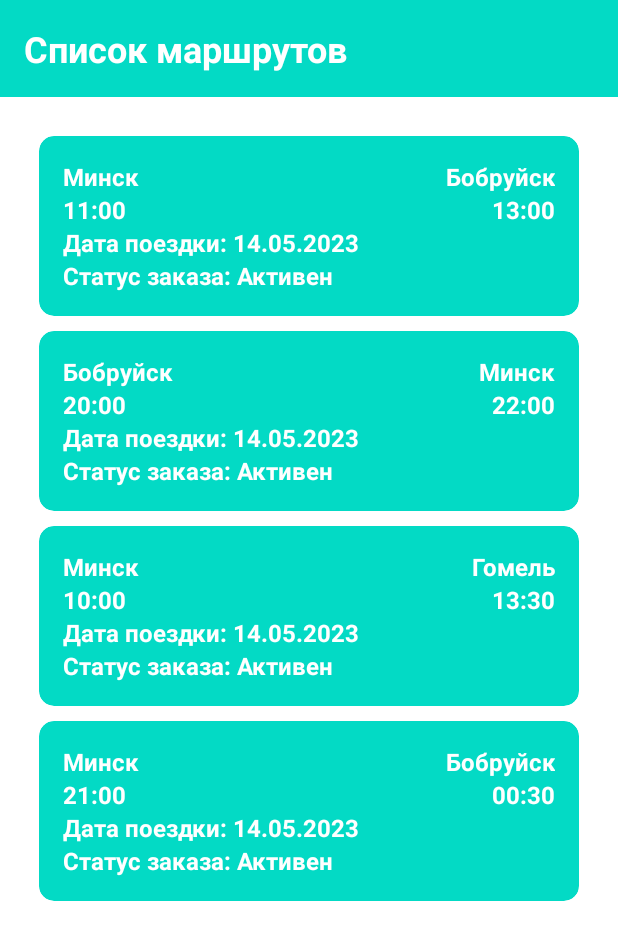
After one commit to D1le1/Route-Ordering-App, an Android app: the HistoryActivity screen opened directly, with no data from a screen before it, on a phone screen of 412 x 824 dp. The commit adds this screen. Shown: the top 940 px of the screen. Run offline under Robolectric (Android 15) with nearby library versions, the phone set to English and light mode, and no system bars.

Commit message:
Add History Interface

```diff
--- a/BusIk/app/src/main/java/com/example/busik/client/ClientActivity.java
+++ b/BusIk/app/src/main/java/com/example/busik/client/ClientActivity.java
@@ -26,6 +26,7 @@ public class ClientActivity extends AppCompatActivity {
     private Spinner destinationSpinner;
     private Spinner passengersSpinner;
     private Button searchButton;
+    private Button historyButton;
     private TextView date;
 
     private String dbDate;
@@ -53,6 +54,10 @@ public class ClientActivity extends AppCompatActivity {
             }
         });
 
+        historyButton.setOnClickListener(v -> {
+            Intent intent = new Intent(this, HistoryActivity.class);
+            startActivity(intent);
+        });
     }
 
     public void fillLayout()
@@ -60,6 +65,8 @@ public class ClientActivity extends AppCompatActivity {
         departureSpinner = findViewById(R.id.departure_spinner);
         destinationSpinner = findViewById(R.id.destination_spinner);
         searchButton = findViewById(R.id.select_button);
+        historyButton = findViewById(R.id.history_button);
+
         passengersSpinner = findViewById(R.id.passenger_spinner);
         date = findViewById(R.id.date_text);
 
--- /dev/null
+++ b/BusIk/app/src/main/java/com/example/busik/client/HistoryActivity.java
@@ -0,0 +1,50 @@
+package com.example.busik.client;
+
+import android.app.Activity;
+import android.content.Intent;
+import android.os.Bundle;
+
+import androidx.annotation.Nullable;
+import androidx.appcompat.app.AppCompatActivity;
+import androidx.recyclerview.widget.LinearLayoutManager;
+import androidx.recyclerview.widget.RecyclerView;
+
+import com.example.busik.R;
+import com.example.busik.other.Trip;
+import com.example.busik.servertasks.TripsTask;
+
+import java.util.Arrays;
+import java.util.List;
+
+public class HistoryActivity extends AppCompatActivity {
+
+    private Client client;
+
+    @Override
+    protected void onCreate(Bundle savedInstanceState) {
+        super.onCreate(savedInstanceState);
+        setContentView(R.layout.activity_trips);
+
+        List<Trip> trips = Arrays.asList(
+                new Trip(0, "Минск-Бобруйск", "11:00", "13:00", 5),
+                new Trip(0, "Бобруйск-Минск", "20:00", "22:00", 5),
+                new Trip(0, "Минск-Гомель", "10:00", "13:30", 5),
+                new Trip(0, "Минск-Бобруйск", "21:00", "00:30", 5)
+        );
+
+        RecyclerView mRecyclerView = findViewById(R.id.recycler_view_trips);
+        mRecyclerView.setLayoutManager(new LinearLayoutManager(this));
+        HistoryListAdapter adapter = new HistoryListAdapter(trips);
+        mRecyclerView.setAdapter(adapter);
+//        client = (Client) getIntent().getSerializableExtra("client");
+
+//        new TripsTask(this, client).execute();
+    }
+
+    @Override
+    protected void onActivityResult(int requestCode, int resultCode, @Nullable Intent data) {
+        super.onActivityResult(requestCode, resultCode, data);
+
+        new TripsTask(this, client).execute();
+    }
+}
--- /dev/null
+++ b/BusIk/app/src/main/java/com/example/busik/client/HistoryListAdapter.java
@@ -0,0 +1,74 @@
+package com.example.busik.client;
+
+import android.view.LayoutInflater;
+import android.view.View;
+import android.view.ViewGroup;
+import android.widget.TextView;
+
+import androidx.annotation.NonNull;
+import androidx.recyclerview.widget.RecyclerView;
+
+import com.example.busik.R;
+import com.example.busik.other.Trip;
+
+import java.util.List;
+
+public class HistoryListAdapter extends RecyclerView.Adapter<HistoryListAdapter.ViewHolder>  {
+
+    private List<Trip> mTrips;
+
+    public HistoryListAdapter(List<Trip> trips) {
+        mTrips = trips;
+    }
+
+    @NonNull
+    @Override
+    public ViewHolder onCreateViewHolder(@NonNull ViewGroup parent, int viewType) {
+        View view = LayoutInflater.from(parent.getContext()).inflate(R.layout.history_item, parent, false);
+        return new ViewHolder(view);
+    }
+
+    @Override
+    public void onBindViewHolder(@NonNull ViewHolder holder, int position) {
+        Trip trip = mTrips.get(position);
+        holder.bind(trip);
+    }
+
+    @Override
+    public int getItemCount() {
+        return mTrips.size();
+    }
+
+    public static class ViewHolder extends RecyclerView.ViewHolder{
+
+        private TextView routeStart;
+        private TextView routeEnd;
+        private TextView startTime;
+        private TextView endTime;
+        private TextView status;
+        private TextView date;
+
+        public ViewHolder(@NonNull View itemView) {
+            super(itemView);
+            routeStart = itemView.findViewById(R.id.route_start);
+            routeEnd = itemView.findViewById(R.id.route_end);
+            startTime = itemView.findViewById(R.id.time_start);
+            endTime = itemView.findViewById(R.id.time_end);
+            status = itemView.findViewById(R.id.status);
+            date = itemView.findViewById(R.id.date_text);
+        }
+
+        public void bind(Trip trip) {
+            routeStart.setText(trip.getRoute().split("-")[0]);
+            routeEnd.setText(trip.getRoute().split("-")[1]);
+            startTime.setText(trip.getStartTime());
+            endTime.setText(trip.getEndTime());
+            date.setText("Дата поездки: 14.05.2023");
+            status.setText("Статус заказа: Активен");
+        }
+    }
+
+    public interface OnTripClickListener {
+        void onTripClick(Trip trip);
+    }
+}
--- a/BusIk/app/src/main/java/com/example/busik/client/SearchActivity.java
+++ b/BusIk/app/src/main/java/com/example/busik/client/SearchActivity.java
@@ -12,7 +12,7 @@ public class SearchActivity extends AppCompatActivity {
     @Override
     protected void onCreate(Bundle savedInstanceState) {
         super.onCreate(savedInstanceState);
-        setContentView(R.layout.activity_search);
+        setContentView(R.layout.activity_trips);
 
         String start = getIntent().getStringExtra("start");
         String end = getIntent().getStringExtra("end");
--- a/BusIk/app/src/main/java/com/example/busik/driver/DriverActivity.java
+++ b/BusIk/app/src/main/java/com/example/busik/driver/DriverActivity.java
@@ -17,7 +17,7 @@ public class DriverActivity extends AppCompatActivity {
     @Override
     protected void onCreate(Bundle savedInstanceState) {
         super.onCreate(savedInstanceState);
-        setContentView(R.layout.activity_driver);
+        setContentView(R.layout.activity_trips);
 
         client = (Client) getIntent().getSerializableExtra("client");
 
--- a/BusIk/app/src/main/java/com/example/busik/operator/OperatorTripActivity.java
+++ b/BusIk/app/src/main/java/com/example/busik/operator/OperatorTripActivity.java
@@ -18,7 +18,7 @@ public class OperatorTripActivity extends AppCompatActivity {
     @Override
     protected void onCreate(Bundle savedInstanceState) {
         super.onCreate(savedInstanceState);
-        setContentView(R.layout.activity_driver);
+        setContentView(R.layout.activity_history);
 
         // Заполнение списка рейсов данными
 //
--- a/BusIk/app/src/main/java/com/example/busik/other/AuthActivity.java
+++ b/BusIk/app/src/main/java/com/example/busik/other/AuthActivity.java
@@ -2,27 +2,16 @@ package com.example.busik.other;
 
 import android.content.Intent;
 import android.os.Bundle;
-import android.util.Log;
-import android.widget.ArrayAdapter;
 import android.widget.Button;
 import android.widget.EditText;
-import android.widget.Spinner;
-import android.widget.TextView;
 
 import androidx.appcompat.app.AppCompatActivity;
 
 import com.example.busik.R;
 import com.example.busik.servertasks.AuthTask;
 
-import java.io.IOException;
-import java.io.PrintWriter;
-import java.net.Socket;
 import java.security.MessageDigest;
 import java.security.NoSuchAlgorithmException;
-import java.util.ArrayList;
-import java.util.Arrays;
-import java.util.List;
-import java.util.Scanner;
 
 public class AuthActivity extends AppCompatActivity {
 
@@ -32,8 +21,6 @@ public class AuthActivity extends AppCompatActivity {
     private EditText login;
     private EditText password;
 
-    private TextView title;
-
     @Override
     protected void onCreate(Bundle savedInstanceState) {
         super.onCreate(savedInstanceState);
@@ -41,24 +28,27 @@ public class AuthActivity extends AppCompatActivity {
 
         fillLayout();
 
+        // Подключение к серверу
         ServerWork.connectToServer();
 
+        // Обработка нажатия на кнопку "Зарегистрироваться"
         registerButton.setOnClickListener(v -> {
             Intent intent = new Intent(this, RegisterActivity.class);
             startActivity(intent);
         });
 
+        // Обработка нажатия на кнопку "Авторизоваться"
         loginButton.setOnClickListener(v ->
                 new AuthTask(this).execute(login.getText().toString(), hashPassword(password.getText().toString())));
     }
 
+    // Метод заполнения объектов страницы
     private void fillLayout()
     {
         registerButton = findViewById(R.id.register_button);
         loginButton = findViewById(R.id.login_button);
         login = findViewById(R.id.username_edit_text);
         password = findViewById(R.id.password_edit_text);
-        title = findViewById(R.id.title);
     }
 
     public static String hashPassword(String password) {
@@ -89,5 +79,4 @@ public class AuthActivity extends AppCompatActivity {
             return " ";
         }
     }
-
 }
--- a/BusIk/app/src/main/java/com/example/busik/other/ServerWork.java
+++ b/BusIk/app/src/main/java/com/example/busik/other/ServerWork.java
@@ -22,7 +22,7 @@ public class ServerWork  {
     public static void connectToServer() {
         connectThread = new Thread(() -> {
             try {
-                socket = new Socket("192.168.99.99", 8001);
+                socket = new Socket("192.168.0.107", 8001);
                 connected = true;
                 output = new PrintWriter(socket.getOutputStream());
                 input = new Scanner(socket.getInputStream());
--- a/BusIk/app/src/main/java/com/example/busik/other/Trip.java
+++ b/BusIk/app/src/main/java/com/example/busik/other/Trip.java
@@ -9,8 +9,6 @@ public class Trip implements Serializable {
     private String startTime;
     private String endTime;
     private int seats;
-
-    public Trip(String route, String startTime, int id) {}
 
     public Trip(int id, String route, String startTime, String endTime, int seats) {
         this.id = id;
--- a/BusIk/app/src/main/res/layout/activity_client.xml
+++ b/BusIk/app/src/main/res/layout/activity_client.xml
@@ -122,6 +122,13 @@
         android:layout_marginTop="8dp"
         android:text="@string/select_button_text" />
 
+        <Button
+            android:id="@+id/history_button"
+            android:layout_width="match_parent"
+            android:layout_height="60dp"
+            android:layout_marginTop="8dp"
+            android:text="@string/history_button_text" />
+
     </LinearLayout>
 
 </LinearLayout>
--- /dev/null
+++ b/BusIk/app/src/main/res/layout/history_item.xml
@@ -0,0 +1,99 @@
+<LinearLayout xmlns:android="http://schemas.android.com/apk/res/android"
+    android:layout_width="match_parent"
+    android:layout_height="wrap_content"
+    xmlns:app="http://schemas.android.com/apk/res-auto"
+    android:orientation="vertical"
+    android:layout_marginLeft="10dp"
+    android:layout_marginRight="10dp"
+    android:layout_marginTop="10dp">
+
+    <androidx.cardview.widget.CardView
+        android:layout_width="match_parent"
+        android:layout_height="match_parent"
+        app:cardBackgroundColor="?attr/colorPrimary"
+        app:cardCornerRadius="10dp">
+
+        <LinearLayout
+            android:layout_width="match_parent"
+            android:layout_height="match_parent"
+            android:orientation="vertical"
+            android:padding="16dp" >
+
+            <LinearLayout
+                android:layout_width="match_parent"
+                android:layout_height="wrap_content"
+                android:orientation="horizontal">
+
+                <TextView
+                    android:id="@+id/route_start"
+                    android:layout_width="match_parent"
+                    android:layout_height="wrap_content"
+                    android:textSize="16sp"
+                    android:text="Бобруйск"
+                    android:layout_weight="1"
+                    android:textColor="@color/white"
+                    android:textStyle="bold" />
+
+                <TextView
+                    android:id="@+id/route_end"
+                    android:layout_width="match_parent"
+                    android:layout_height="wrap_content"
+                    android:textSize="16sp"
+                    android:layout_weight="1"
+                    android:text="Минск"
+                    android:gravity="right"
+                    android:textColor="@color/white"
+                    android:textStyle="bold" />
+            </LinearLayout>
+
+            <LinearLayout
+                android:layout_width="match_parent"
+                android:layout_height="wrap_content"
+                android:orientation="horizontal">
+
+                <TextView
+                    android:id="@+id/time_start"
+                    android:layout_width="match_parent"
+                    android:layout_height="wrap_content"
+                    android:textSize="16sp"
+                    android:text="13:30"
+                    android:layout_weight="1"
+                    android:textColor="@color/white"
+                    android:textStyle="bold" />
+
+                <TextView
+                    android:id="@+id/time_end"
+                    android:layout_width="match_parent"
+                    android:layout_height="wrap_content"
+                    android:textSize="16sp"
+                    android:layout_weight="1"
+                    android:text="15:50"
+                    android:gravity="right"
+                    android:textColor="@color/white"
+                    android:textStyle="bold" />
+            </LinearLayout>
+
+            <TextView
+                android:id="@+id/date_text"
+                android:layout_width="match_parent"
+                android:layout_height="wrap_content"
+                android:textSize="16sp"
+                android:layout_weight="1"
+                android:text="Дата поездки: 12.05.2023"
+                android:textColor="@color/white"
+                android:textStyle="bold" />
+
+            <TextView
+                android:id="@+id/status"
+                android:layout_width="match_parent"
+                android:layout_height="wrap_content"
+                android:layout_weight="1"
+                android:text="Статус заказа:"
+                android:textColor="@color/white"
+                android:textSize="16sp"
+                android:textStyle="bold" />
+
+        </LinearLayout>
+    </androidx.cardview.widget.CardView>
+
+</LinearLayout>
--- a/BusIk/app/src/main/res/values/strings.xml
+++ b/BusIk/app/src/main/res/values/strings.xml
@@ -10,6 +10,7 @@
     <string name="operator_role">Оператор</string>
     <string name="select_route">Выбрать маршрут</string>
     <string name="select_button_text">Поиск</string>
+    <string name="history_button_text">История заказов</string>
     <string name="passenger_count">0</string>
     <string name="trip_date">05.04.2023</string>
     <string name="date_picker_text">Выбрать дату</string>
```
Also changed, not shown: BusIk/app/src/main/AndroidManifest.xml (+9 -0 lines), BusIk/app/src/main/res/layout/activity_history.xml (renamed from BusIk/app/src/main/res/layout/activity_driver.xml), BusIk/app/src/main/res/layout/activity_trips.xml (renamed from BusIk/app/src/main/res/layout/activity_search.xml), 2 other files.
